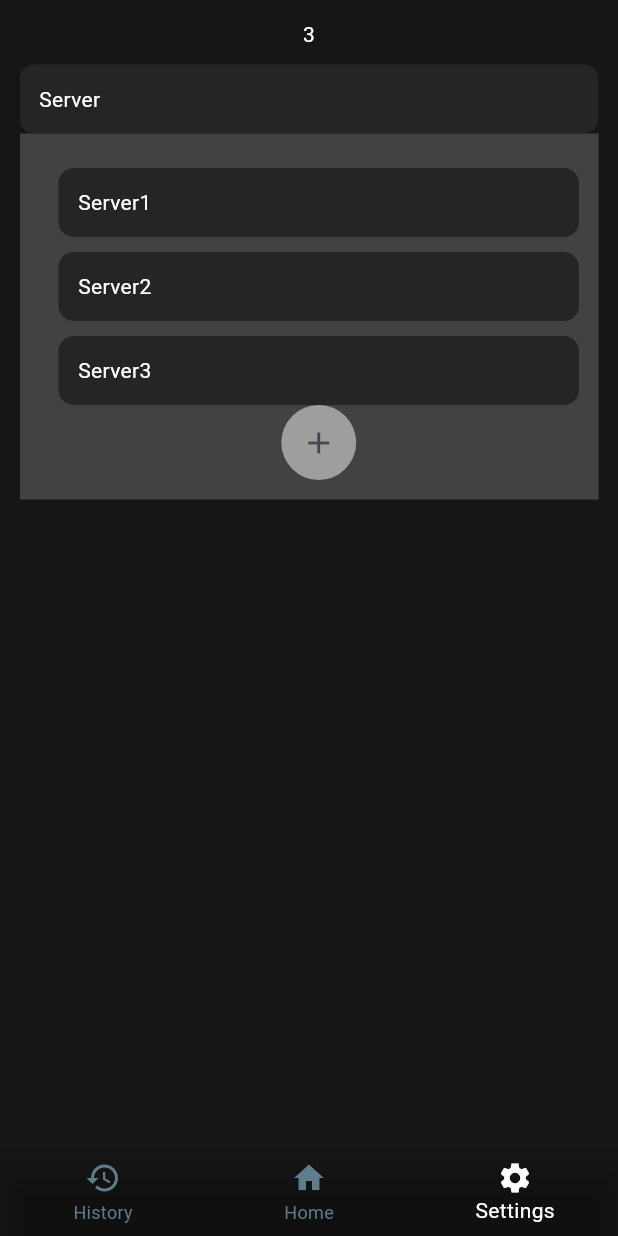
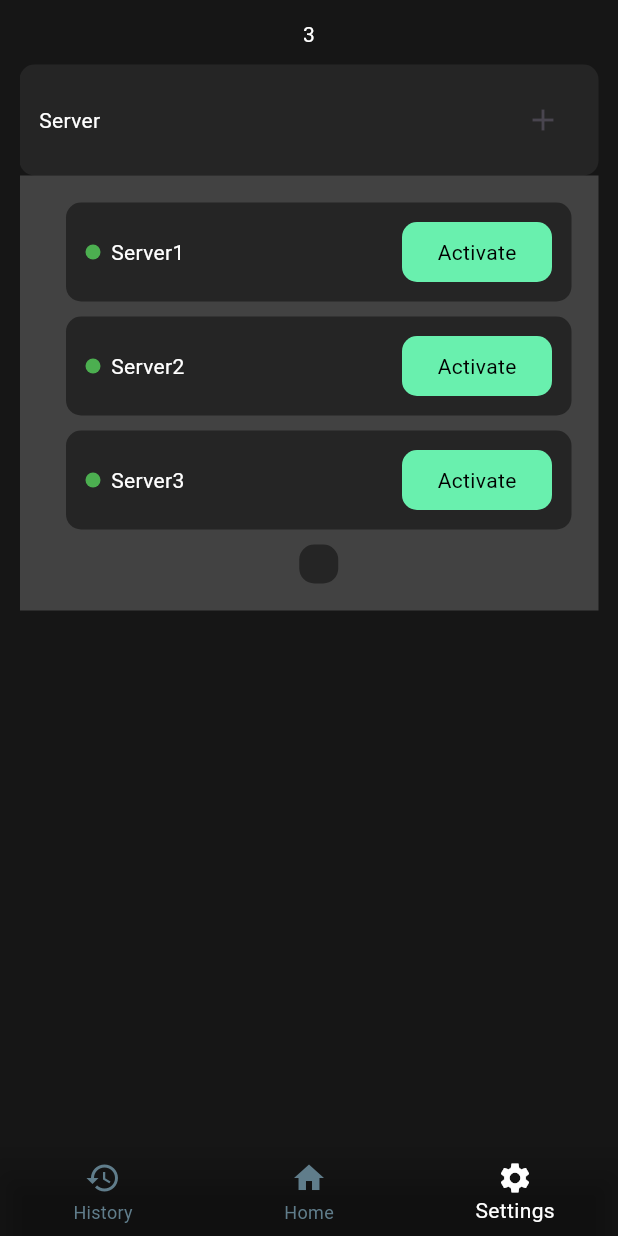
Before and after one commit to Raphael2b3/swarmintelligencemobile, a Flutter app: the screen it shows after launch, item 3 of the bottom bar chosen, on a phone screen of 412 x 824 dp. Run offline on Flutter 3.47's test engine with Material 3 defaults, Android fonts, the phone set to English and light mode, and no system bars; our stand-ins replace go_router; missing offline and left inert: dart:ffi.

Commit message:
this message could be ai generated

```diff
--- a/lib/ui/screens/setting.dart
+++ b/lib/ui/screens/setting.dart
@@ -19,11 +19,18 @@ class SettingPage extends StatelessWidget {
         children: [
           Text(serverlist.servers.length.toString()),
           CathegoryCard(
-              title: "Server",
+              title: Row(
+                  mainAxisAlignment: MainAxisAlignment.spaceBetween,
+                  children: [
+                    Text("Server"),
+                    IconButton(onPressed: () {}, icon: Icon(Icons.add))
+                  ]),
               contents: serverlist.servers
-                      .map<Widget>((e) => ServerCard(server: e))
-                      .toList() +
-                  [AddButton(onPressed: () {})]),
+                  .map<Widget>((e) => ServerCard(
+                        server: e,
+                        onActivateChange: (_, __) {},
+                      ))
+                  .toList()),
         ],
       ),
     );
--- /dev/null
+++ b/lib/ui/widgets/inputs/buttons/clickable_card.dart
@@ -0,0 +1,32 @@
+import 'package:flutter/material.dart';
+import 'package:swarmintelligencemobile/ui/widgets/primitives/default_card.dart';
+
+class ClickableCard extends StatelessWidget {
+  final Widget child;
+  const ClickableCard({super.key, required this.child});
+  factory ClickableCard.coloumn({key, required List<Widget> children}) {
+    return ClickableCard(key: key, child: Column(children: children));
+  }
+
+  factory ClickableCard.row({key, required List<Widget> children}) {
+    return ClickableCard(key: key, child: Row(children: children));
+  }
+  @override
+  Widget build(BuildContext context) {
+    return Container(
+      margin: EdgeInsets.all(5),
+      child: Material(
+        color: const Color.fromRGBO(37, 37, 37, 1),
+        borderRadius: BorderRadius.circular(10),
+        child: InkWell(
+          borderRadius: BorderRadius.circular(10),
+          onTap: () {},
+          child: Container(
+            padding: const EdgeInsets.all(13),
+            child: child,
+          ),
+        ),
+      ),
+    );
+  }
+}
--- a/lib/ui/widgets/inputs/buttons/votebutton.dart
+++ b/lib/ui/widgets/inputs/buttons/votebutton.dart
@@ -21,7 +21,6 @@ class Votebutton extends StatelessWidget {
           color: color,
           child: InkWell(
             borderRadius: BorderRadius.circular(10),
-            splashColor: Colors.white,
             highlightColor: Colors.white,
             onTap: onClick,
             child: Container(
--- a/lib/ui/widgets/modelviews/login_server_connection.dart
+++ b/lib/ui/widgets/modelviews/login_server_connection.dart
@@ -20,7 +20,7 @@ class LoginServerConnection extends StatelessWidget {
 
   @override
   Widget build(BuildContext context) {
-    return DefaultCard(
+    return DefaultCard.coloumn(
       children: [
         DefaultTextField(
           hintText: "Server name... [You decide]",
--- a/lib/ui/widgets/modelviews/server/server_card.dart
+++ b/lib/ui/widgets/modelviews/server/server_card.dart
@@ -1,15 +1,67 @@
 import 'package:flutter/material.dart';
 import 'package:swarmintelligencemobile/models/app.dart';
+import 'package:swarmintelligencemobile/ui/widgets/inputs/buttons/clickable_card.dart';
+import 'package:swarmintelligencemobile/ui/widgets/inputs/buttons/votebutton.dart';
 import 'package:swarmintelligencemobile/ui/widgets/primitives/default_card.dart';
 
-class ServerCard extends StatelessWidget {
+class ServerCard extends StatefulWidget {
   final Server server;
-  const ServerCard({super.key, required this.server});
+
+  final bool active;
+  final void Function(int index, bool value) onActivateChange;
+  const ServerCard({
+    super.key,
+    required this.server,
+    required this.onActivateChange,
+    this.active = false,
+  });
+
+  @override
+  State<ServerCard> createState() => _ServerCardState();
+}
+
+class _ServerCardState extends State<ServerCard> {
+  late bool active;
+  void setActive() {
+    setState(() {
+      active = !active;
+    });
+  }
+
+  @override
+  void initState() {
+    super.initState();
+    active = widget.active;
+  }
 
   @override
   Widget build(BuildContext context) {
-    return DefaultCard(
-      children: [Text(server.name ?? "null")],
+    return ClickableCard(
+      child: Row(
+        mainAxisAlignment: MainAxisAlignment.spaceBetween,
+        children: [
+          Row(
+            children: [
+              Container(
+                height: 10,
+                width: 10,
+                decoration: BoxDecoration(
+                  color: Colors.green,
+                  borderRadius: BorderRadius.circular(5),
+                ),
+                margin: const EdgeInsets.only(right: 7),
+              ),
+              Text("${widget.active ? "(Active) " : ""}${widget.server.name}"),
+            ],
+          ),
+          active
+              ? Votebutton.down(onClick: setActive, text: "Deactivate")
+              : Votebutton.up(
+                  onClick: setActive,
+                  text: "Activate",
+                )
+        ],
+      ),
     );
   }
 }
--- a/lib/ui/widgets/modelviews/statement/statement.dart
+++ b/lib/ui/widgets/modelviews/statement/statement.dart
@@ -11,7 +11,7 @@ class Statement extends StatelessWidget {
 
   @override
   Widget build(BuildContext context) {
-    return DefaultCard(
+    return DefaultCard.coloumn(
       children: [
         Text(
           text,
--- a/lib/ui/widgets/modelviews/statement/statementmoreoptions.dart
+++ b/lib/ui/widgets/modelviews/statement/statementmoreoptions.dart
@@ -8,7 +8,7 @@ class StatementMoreOptions extends StatelessWidget {
 
   @override
   Widget build(BuildContext context) {
-    return DefaultCard(
+    return DefaultCard.coloumn(
       children: [
         const Text(
           "widget.text",
--- a/lib/ui/widgets/primitives/cathegory.dart
+++ b/lib/ui/widgets/primitives/cathegory.dart
@@ -1,26 +1,19 @@
 import 'package:flutter/material.dart';
+import 'package:swarmintelligencemobile/ui/widgets/inputs/buttons/clickable_card.dart';
 import 'package:swarmintelligencemobile/ui/widgets/primitives/default_card.dart';
 import 'package:swarmintelligencemobile/ui/widgets/primitives/sub_card.dart';
 
-class CathegoryCard extends StatefulWidget {
-  final String title;
+class CathegoryCard extends StatelessWidget {
+  final Widget title;
   final List<Widget> contents;
   const CathegoryCard({super.key, required this.title, required this.contents});
-
-  @override
-  State<CathegoryCard> createState() => _CathegoryCardState();
-}
-
-class _CathegoryCardState extends State<CathegoryCard> {
-  bool expanded = false;
-  void invertExpand() => expanded = !expanded;
 
   @override
   Widget build(BuildContext context) {
     return Column(
       children: [
-        InkWell(child: DefaultCard(children: [Text(widget.title)])),
-        SubCard(children: widget.contents)
+        DefaultCard(child: title),
+        SubCard(children: contents + [ClickableCard(child: SizedBox.shrink())])
       ],
     );
   }
--- a/lib/ui/widgets/primitives/default_card.dart
+++ b/lib/ui/widgets/primitives/default_card.dart
@@ -1,8 +1,16 @@
 import 'package:flutter/cupertino.dart';
 
 class DefaultCard extends StatelessWidget {
-  final List<Widget> children;
-  const DefaultCard({super.key, required this.children});
+  final Widget child;
+  const DefaultCard({super.key, required this.child});
+
+  factory DefaultCard.coloumn({key, required List<Widget> children}) {
+    return DefaultCard(key: key, child: Column(children: children));
+  }
+
+  factory DefaultCard.row({key, required List<Widget> children}) {
+    return DefaultCard(key: key, child: Row(children: children));
+  }
 
   @override
   Widget build(BuildContext context) {
@@ -14,8 +22,7 @@ class DefaultCard extends StatelessWidget {
         color: const Color.fromRGBO(37, 37, 37, 1),
         borderRadius: BorderRadius.circular(10),
       ),
-      child:
-          Column(mainAxisAlignment: MainAxisAlignment.end, children: children),
+      child: child,
     );
   }
 }
```
